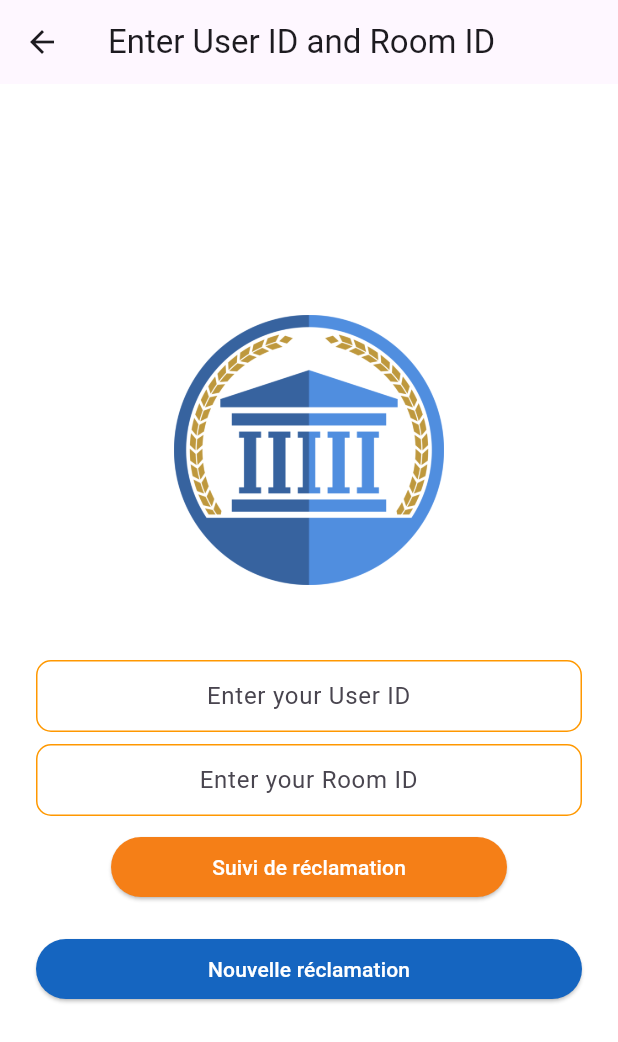
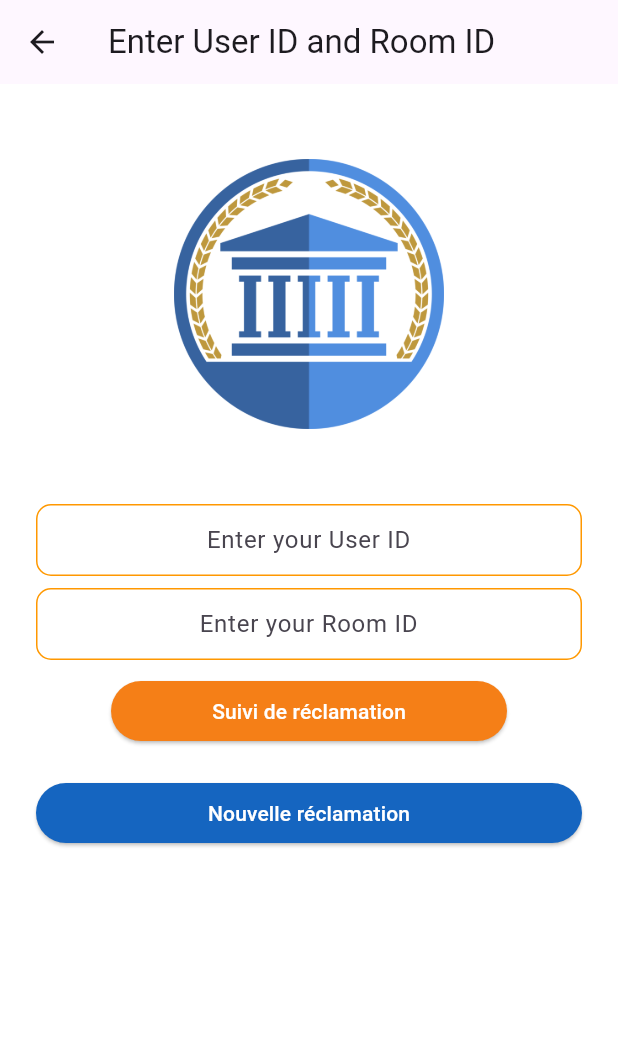
Before and after one commit to Ahmedhabaib/Al-BaladiyaApp, a Flutter app: the UserIdPage screen opened by its route, on a phone screen of 412 x 824 dp. Shown: the top 1042 px of the screen. Run offline on Flutter 3.47's test engine with Material 3 defaults, Android fonts, the light colour scheme and no system bars; our stand-ins replace cloud_firestore, file_picker, firebase_auth, firebase_core, pdf, printing; accounts and stored records are empty.

Commit message:
fix screen bug

```diff
--- a/lib/UserIdPage.dart
+++ b/lib/UserIdPage.dart
@@ -43,12 +43,13 @@ class _UserIdPageState extends State<UserIdPage> {
         title: Text('Enter User ID and Room ID'),
       ),
       backgroundColor: Colors.white,
-      body: Padding(
+      body: SingleChildScrollView(
         padding: const EdgeInsets.symmetric(horizontal: 24),
         child: Column(
           mainAxisAlignment: MainAxisAlignment.center,
           crossAxisAlignment: CrossAxisAlignment.stretch,
           children: [
+            SizedBox(height: 50), // Add some space at the top
             Container(
               height: 180,
               child: Image.asset('images/albaladiya.png'),
@@ -125,7 +126,7 @@ class _UserIdPageState extends State<UserIdPage> {
             ),
             SizedBox(height: 10),
             Padding(
-          padding: const EdgeInsets.symmetric(horizontal: 50), // Adjust the padding here
+              padding: const EdgeInsets.symmetric(horizontal: 50),
               child: ElevatedButton(
                 style: ElevatedButton.styleFrom(
                   backgroundColor: Colors.yellow[900], // background
@@ -184,6 +185,7 @@ class _UserIdPageState extends State<UserIdPage> {
                 );
               },
             ),
+            SizedBox(height: 50), // Add some space at the bottom
           ],
         ),
       ),
```
Also changed, not shown: lib/reclamation.dart (+22 -4 lines). Lines whose indentation alone changed are shown as unchanged.
